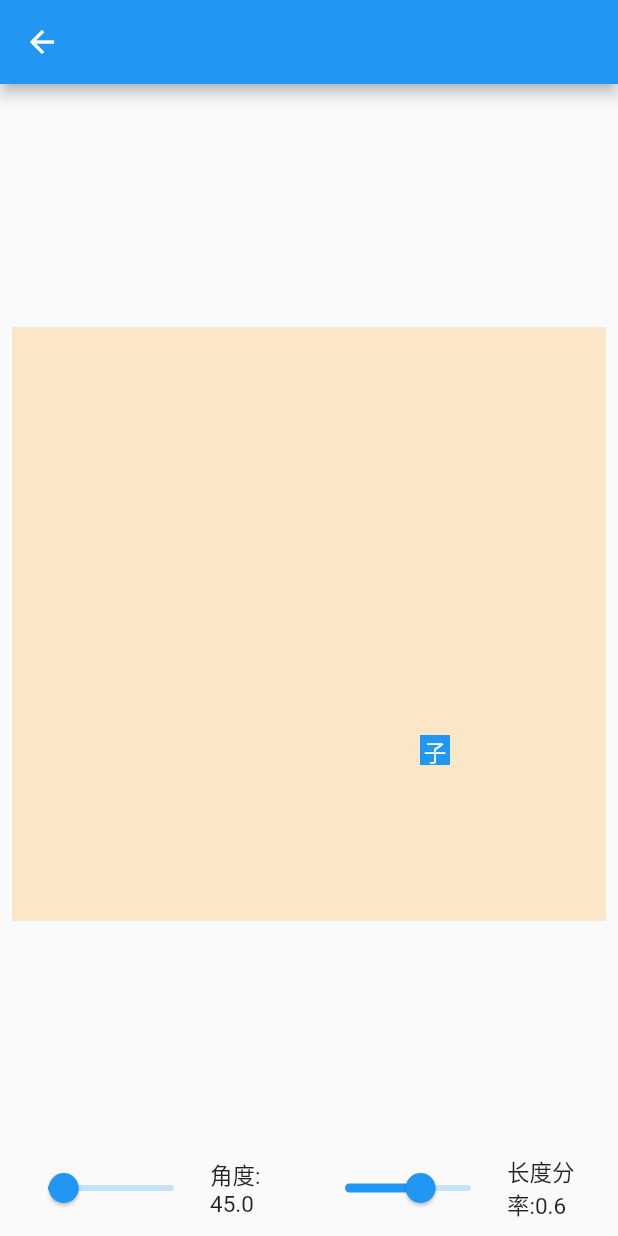
After one commit to DaoSuper/flutter_booklet, a Flutter app: the CustomLayoutDemo screen opened directly, on a phone screen of 412 x 824 dp. The commit adds this screen. Run offline on Flutter 3.47's test engine with Material 2 defaults, Android fonts, the phone set to English and light mode, and no system bars; our stand-ins replace flutter_bloc; missing offline and left inert: flex_color_picker; generated files the repository leaves out were written again.

Commit message:
自定义布局

```diff
--- /dev/null
+++ b/lib/pages/ilayout/11_custom_layout/custom_layout_demo.dart
@@ -0,0 +1,135 @@
+
+
+import 'dart:math';
+
+import 'package:flutter/foundation.dart';
+import 'package:flutter/material.dart';
+
+class CustomLayoutDemo extends StatefulWidget {
+  const CustomLayoutDemo({super.key});
+
+  @override
+  State<CustomLayoutDemo> createState() => _CustomLayoutDemoState();
+}
+
+class _CustomLayoutDemoState extends State<CustomLayoutDemo> {
+  ValueNotifier<Polar> polar = ValueNotifier(Polar(len: 0.6, deg: 45 * pi / 180));
+
+  @override
+  void dispose() {
+    polar.dispose();
+    super.dispose();
+  }
+
+  @override
+  Widget build(BuildContext context) {
+    return Scaffold(
+      appBar: AppBar(),
+      body: Padding(
+        padding: EdgeInsets.all(8),
+        child: Column(
+          children: [
+            Expanded(child: Align(
+              alignment: Alignment.center,
+              child: ColoredBox(
+                color: Colors.orange.withOpacity(0.2),
+                child: CustomSingleChildLayout(
+                  delegate: PolarLayoutDelegate(
+                    polar: polar
+                  ),
+                  child: const SizedBox(
+                    width: 20,
+                    height: 20,
+                    child: ColoredBox(
+                      color: Colors.blue,
+                      child: Center(
+                        child: Text('子', style: TextStyle(color: Colors.white),),
+                      ),
+                    ),
+                  ),
+                ),
+              ),
+            )),
+            _buildTools()
+          ],
+        ),
+      ),
+    );
+  }
+
+  Widget _buildTools() {
+    return ValueListenableBuilder<Polar>(
+      valueListenable: polar,
+      builder: (_, Polar value, __) => Row(
+        children: [
+          Expanded(
+            flex: 2,
+            child: Slider(
+              value: value.deg,
+              max: 2 * pi,
+              min: 0,
+              onChanged: (v) {
+                polar.value = Polar(len: value.len, deg: v);
+              }
+            ),
+          ),
+          Expanded(flex: 1, child: Text("角度: ${(value.deg * 180 / pi).toStringAsFixed(1)}")),
+          Expanded(
+            flex: 2,
+            child: Slider(
+              value: value.len,
+              max: 1,
+              min: 0,
+              onChanged: (v) {
+                polar.value = Polar(len: v, deg: value.deg);
+              }
+            ),
+          ),
+          Expanded(child: Text("长度分率:${value.len.toStringAsFixed(1)}")),
+        ],
+      )
+    );
+  }
+}
+
+
+class PolarLayoutDelegate extends SingleChildLayoutDelegate {
+  final ValueListenable<Polar> polar;
+
+  PolarLayoutDelegate({required this.polar}) : super(relayout: polar);
+
+  @override
+  bool shouldRelayout(covariant PolarLayoutDelegate oldDelegate) => oldDelegate.polar != polar;
+
+  //传入父级约束，返回值就是组件区域尺寸
+  @override
+  Size getSize(BoxConstraints constraints) {
+    final radius = constraints.biggest.shortestSide;
+    return Size(radius, radius);
+  }
+
+  //对子级进行偏移定位
+  @override
+  Offset getPositionForChild(Size size, Size childSize) {
+    double r = size.width / 2 * polar.value.len;
+    Offset center = Offset(size.width / 2, size.height / 2);
+    Offset offset = Offset(r * cos(polar.value.deg), r * sin(polar.value.deg));
+    Offset childSizeOffset = Offset(childSize.width / 2, childSize.height / 2);
+    return center + offset - childSizeOffset;
+  }
+
+  //通过父级约束去生成传递约束
+  @override
+  BoxConstraints getConstraintsForChild(BoxConstraints constraints) {
+    return constraints.loosen();
+  }
+}
+
+
+// len 是区域半径的分率，deg 是 角度
+class Polar{
+  final double len;
+  final double deg;
+
+  Polar({required this.len, required this.deg});
+}
```
Also changed, not shown: lib/pages/ilayout/11_custom_layout/custom_multi_layout_demo.dart (added, +109 -0 lines), lib/pages/ilayout/ilayout_page.dart (+14 -0 lines).
